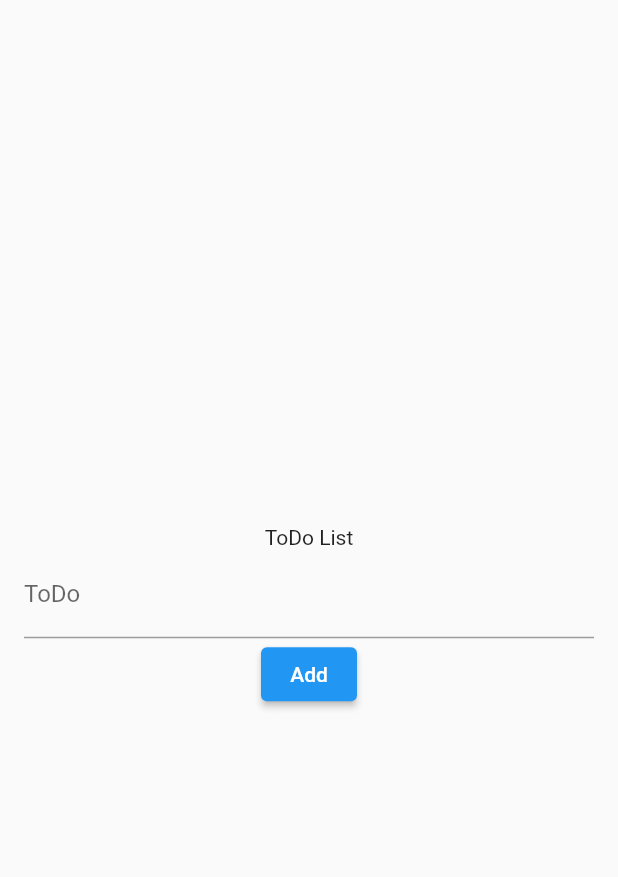
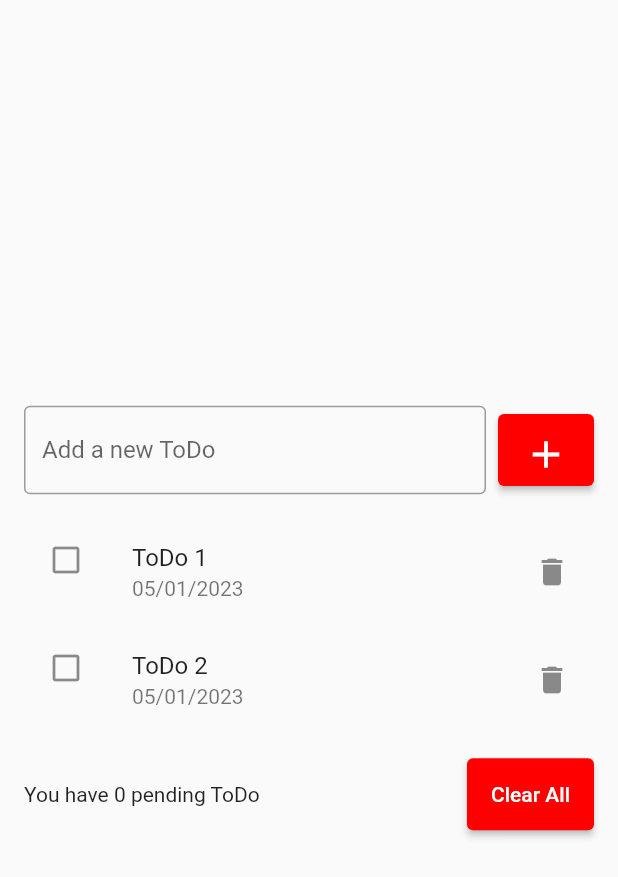
Before and after one commit to felipecastrosales/todo_app, a Flutter app: the screen it shows after launch, on a phone screen of 412 x 824 dp. Shown: the top 877 px of the screen. Run offline on Flutter 3.47's test engine with Material 2 defaults, Android fonts, the phone set to English and light mode, and no system bars.

Commit message:
chore: working with lists

```diff
--- a/lib/main.dart
+++ b/lib/main.dart
@@ -18,7 +18,7 @@ class App extends StatelessWidget {
       theme: ThemeData(
         primarySwatch: Colors.blue,
       ),
-      home: TodoListPage(),
+      home: const TodoListPage(),
     );
   }
 }
--- a/lib/pages/todo_list_page.dart
+++ b/lib/pages/todo_list_page.dart
@@ -1,9 +1,7 @@
 import 'package:flutter/material.dart';
 
 class TodoListPage extends StatelessWidget {
-  TodoListPage({super.key});
-
-  final TextEditingController emailController = TextEditingController();
+  const TodoListPage({super.key});
 
   @override
   Widget build(BuildContext context) {
@@ -12,20 +10,75 @@ class TodoListPage extends StatelessWidget {
         child: Padding(
           padding: const EdgeInsets.symmetric(horizontal: 16),
           child: Column(
-            mainAxisSize: MainAxisSize.min,
+            mainAxisAlignment: MainAxisAlignment.center,
             children: [
-              const Text('ToDo List'),
-              TextField(
-                controller: emailController,
-                decoration: const InputDecoration(
-                  labelText: 'ToDo',
-                ),
-                onChanged: onChanged,
-                onSubmitted: onSubmitted,
+              Row(
+                // mainAxisSize: MainAxisSize.min,
+                children: [
+                  const Expanded(
+                    child: TextField(
+                      decoration: InputDecoration(
+                        border: OutlineInputBorder(),
+                        labelText: 'Add a new ToDo',
+                        hintText: 'Enter a ToDo',
+                      ),
+                    ),
+                  ),
+                  const SizedBox(width: 8),
+                  ElevatedButton(
+                    onPressed: () {},
+                    style: ElevatedButton.styleFrom(
+                      backgroundColor: const Color(0xFFFF0000),
+                      fixedSize: const Size(48, 48),
+                      padding: const EdgeInsets.all(12),
+                    ),
+                    child: const Icon(
+                      Icons.add,
+                      size: 30,
+                    ),
+                  ),
+                ],
               ),
-              ElevatedButton(
-                onPressed: () {},
-                child: const Text('Add'),
+              const SizedBox(height: 16),
+              ListView(
+                shrinkWrap: true,
+                children: [
+                  ListTile(
+                    leading: const Icon(Icons.check_box_outline_blank),
+                    title: const Text('ToDo 1'),
+                    subtitle: const Text('05/01/2023'),
+                    trailing: const Icon(Icons.delete),
+                    onTap: () {},
+                  ),
+                  ListTile(
+                    leading: const Icon(Icons.check_box_outline_blank),
+                    title: const Text('ToDo 2'),
+                    subtitle: const Text('05/01/2023'),
+                    trailing: const Icon(Icons.delete),
+                    onTap: () {},
+                  ),
+                ],
+              ),
+              const SizedBox(height: 16),
+              Row(
+                children: [
+                  const Expanded(
+                    child: Text(
+                      'You have 0 pending ToDo',
+                    ),
+                  ),
+                  const SizedBox(width: 8),
+                  ElevatedButton(
+                    onPressed: () {},
+                    style: ElevatedButton.styleFrom(
+                      backgroundColor: const Color(0xFFFF0000),
+                      padding: const EdgeInsets.all(16),
+                    ),
+                    child: const Text(
+                      'Clear All',
+                    ),
+                  ),
+                ],
               ),
             ],
           ),
@@ -33,14 +86,4 @@ class TodoListPage extends StatelessWidget {
       ),
     );
   }
-
-  void login() {
-    final String email = emailController.text;
-    debugPrint(email);
-    emailController.text = 'Reset';
-  }
-
-  void onChanged(String text) {}
-
-  void onSubmitted(String text) {}
 }
```
